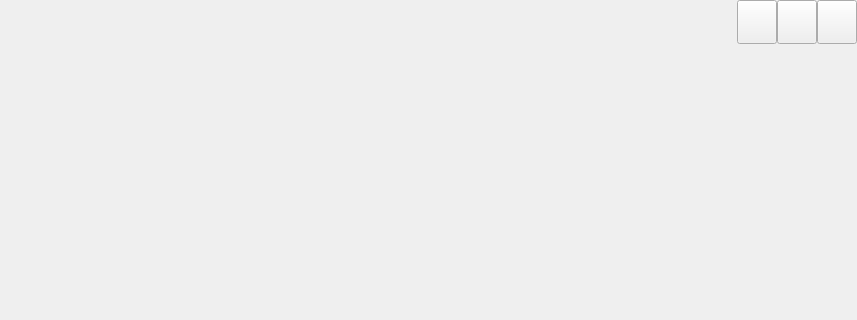
Old version of the form QtCustomTitleBar/windowframe.ui in the repository imitatehappiness/QtCustomTitleBar; both pictures show x 0 to 857 and y 0 to 320 of the 857 by 563 pixel window.
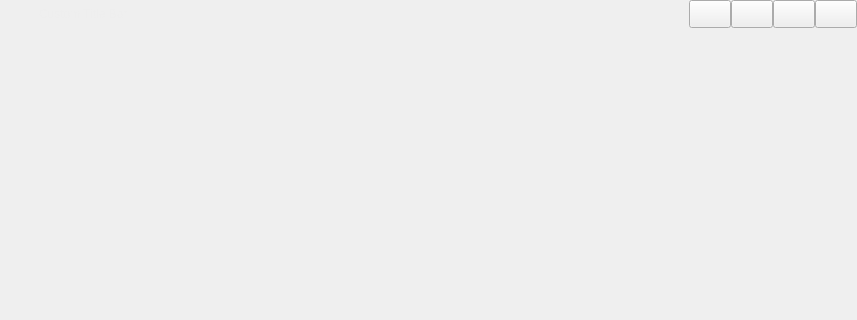
New version of the form. Icons and pictures are not drawn.

Diff of the .ui file:
```diff
--- a/QtCustomTitleBar/windowframe.ui
+++ b/QtCustomTitleBar/windowframe.ui
@@ -10,6 +10,12 @@
     <height>563</height>
    </rect>
   </property>
+  <property name="sizePolicy">
+   <sizepolicy hsizetype="Preferred" vsizetype="Fixed">
+    <horstretch>0</horstretch>
+    <verstretch>0</verstretch>
+   </sizepolicy>
+  </property>
   <property name="windowTitle">
    <string/>
   </property>
@@ -20,10 +26,7 @@
   <property name="styleSheet">
    <string notr="true"/>
   </property>
-  <layout class="QVBoxLayout" name="verticalLayout">
-   <property name="spacing">
-    <number>0</number>
-   </property>
+  <layout class="QGridLayout" name="gridLayout_3">
    <property name="leftMargin">
     <number>0</number>
    </property>
@@ -36,12 +39,15 @@
    <property name="bottomMargin">
     <number>0</number>
    </property>
-   <item>
+   <property name="spacing">
+    <number>0</number>
+   </property>
+   <item row="0" column="0">
     <widget class="QWidget" name="header" native="true">
      <property name="maximumSize">
       <size>
        <width>16777215</width>
-       <height>44</height>
+       <height>28</height>
       </size>
      </property>
      <property name="styleSheet">
@@ -78,6 +84,54 @@
          <property name="bottomMargin">
           <number>0</number>
          </property>
+         <item>
+          <spacer name="horizontalSpacer_2">
+           <property name="orientation">
+            <enum>Qt::Horizontal</enum>
+           </property>
+           <property name="sizeType">
+            <enum>QSizePolicy::Fixed</enum>
+           </property>
+           <property name="sizeHint" stdset="0">
+            <size>
+             <width>10</width>
+             <height>20</height>
+            </size>
+           </property>
+          </spacer>
+         </item>
+         <item>
+          <widget class="QLabel" name="icon">
+           <property name="minimumSize">
+            <size>
+             <width>16</width>
+             <height>16</height>
+            </size>
+           </property>
+           <property name="maximumSize">
+            <size>
+             <width>16</width>
+             <height>16</height>
+            </size>
+           </property>
+           <property name="styleSheet">
+            <string notr="true"/>
+           </property>
+           <property name="text">
+            <string/>
+           </property>
+          </widget>
+         </item>
+         <item>
+          <widget class="QLabel" name="label">
+           <property name="styleSheet">
+            <string notr="true">color: #eee; margin-left:10px;</string>
+           </property>
+           <property name="text">
+            <string>Custom Title Bar</string>
+           </property>
+          </widget>
+         </item>
          <item>
           <spacer name="horizontalSpacer">
            <property name="orientation">
@@ -91,6 +145,31 @@
            </property>
           </spacer>
          </item>
+         <item>
+          <widget class="QPushButton" name="collapse">
+           <property name="sizePolicy">
+            <sizepolicy hsizetype="Minimum" vsizetype="Minimum">
+             <horstretch>0</horstretch>
+             <verstretch>0</verstretch>
+            </sizepolicy>
+           </property>
+           <property name="minimumSize">
+            <size>
+             <width>42</width>
+             <height>28</height>
+            </size>
+           </property>
+           <property name="maximumSize">
+            <size>
+             <width>42</width>
+             <height>28</height>
+            </size>
+           </property>
+           <property name="text">
+            <string/>
+           </property>
+          </widget>
+         </item>
          <item>
           <widget class="QPushButton" name="minimum">
            <property name="sizePolicy">
@@ -101,14 +180,14 @@
            </property>
            <property name="minimumSize">
             <size>
-             <width>0</width>
-             <height>0</height>
+             <width>42</width>
+             <height>28</height>
             </size>
            </property>
            <property name="maximumSize">
             <size>
-             <width>16777215</width>
-             <height>16777215</height>
+             <width>42</width>
+             <height>28</height>
             </size>
            </property>
            <property name="styleSheet">
@@ -119,8 +198,8 @@
            </property>
            <property name="iconSize">
             <size>
-             <width>50</width>
-             <height>40</height>
+             <width>16</width>
+             <height>16</height>
             </size>
            </property>
           </widget>
@@ -135,14 +214,14 @@
            </property>
            <property name="minimumSize">
             <size>
-             <width>0</width>
-             <height>0</height>
+             <width>42</width>
+             <height>28</height>
             </size>
            </property>
            <property name="maximumSize">
             <size>
-             <width>16777215</width>
-             <height>16777215</height>
+             <width>42</width>
+             <height>28</height>
             </size>
            </property>
            <property name="styleSheet">
@@ -153,8 +232,8 @@
            </property>
            <property name="iconSize">
             <size>
-             <width>50</width>
-             <height>40</height>
+             <width>16</width>
+             <height>16</height>
             </size>
            </property>
           </widget>
@@ -169,14 +248,14 @@
            </property>
            <property name="minimumSize">
             <size>
-             <width>0</width>
-             <height>0</height>
+             <width>42</width>
+             <height>28</height>
             </size>
            </property>
            <property name="maximumSize">
             <size>
-             <width>16777215</width>
-             <height>16777215</height>
+             <width>42</width>
+             <height>28</height>
             </size>
            </property>
            <property name="styleSheet">
@@ -187,8 +266,8 @@
            </property>
            <property name="iconSize">
             <size>
-             <width>50</width>
-             <height>40</height>
+             <width>16</width>
+             <height>16</height>
             </size>
            </property>
           </widget>
@@ -199,27 +278,54 @@
      </layout>
     </widget>
    </item>
-   <item>
-    <widget class="QWidget" name="body" native="true">
-     <property name="styleSheet">
-      <string notr="true"/>
+   <item row="1" column="0">
+    <widget class="QFrame" name="bodyFrame">
+     <property name="frameShape">
+      <enum>QFrame::NoFrame</enum>
      </property>
-     <layout class="QVBoxLayout" name="verticalLayout_2">
+     <property name="frameShadow">
+      <enum>QFrame::Raised</enum>
+     </property>
+     <layout class="QGridLayout" name="gridLayout_2">
+      <property name="leftMargin">
+       <number>0</number>
+      </property>
+      <property name="topMargin">
+       <number>0</number>
+      </property>
+      <property name="rightMargin">
+       <number>0</number>
+      </property>
+      <property name="bottomMargin">
+       <number>0</number>
+      </property>
       <property name="spacing">
        <number>0</number>
       </property>
-      <property name="leftMargin">
-       <number>3</number>
-      </property>
-      <property name="topMargin">
-       <number>3</number>
-      </property>
-      <property name="rightMargin">
-       <number>3</number>
-      </property>
-      <property name="bottomMargin">
-       <number>3</number>
-      </property>
+      <item row="0" column="0">
+       <widget class="QWidget" name="body" native="true">
+        <property name="styleSheet">
+         <string notr="true"/>
+        </property>
+        <layout class="QVBoxLayout" name="verticalLayout_2">
+         <property name="spacing">
+          <number>0</number>
+         </property>
+         <property name="leftMargin">
+          <number>3</number>
+         </property>
+         <property name="topMargin">
+          <number>3</number>
+         </property>
+         <property name="rightMargin">
+          <number>3</number>
+         </property>
+         <property name="bottomMargin">
+          <number>3</number>
+         </property>
+        </layout>
+       </widget>
+      </item>
      </layout>
     </widget>
    </item>
```
